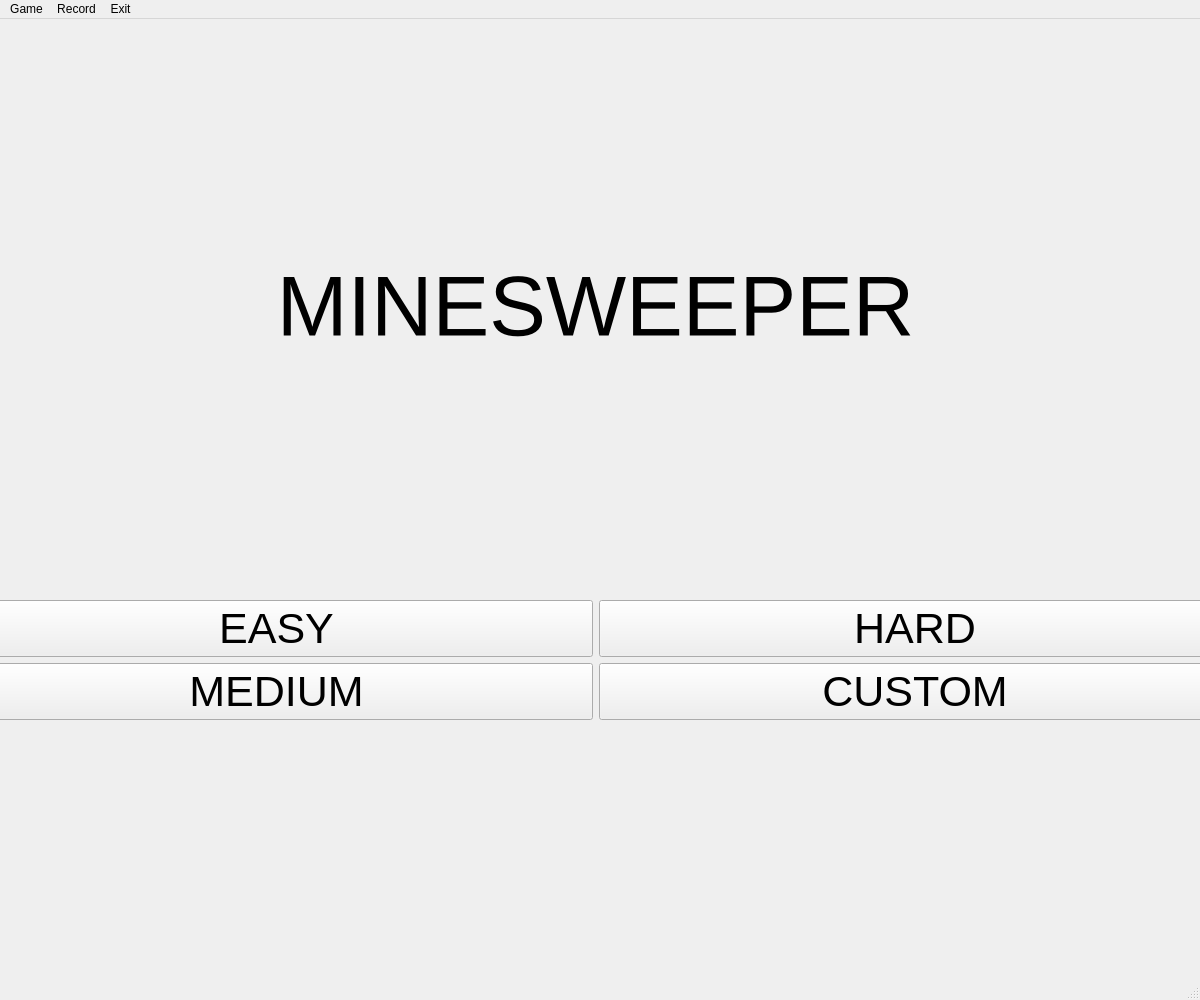
Goldfish9901-2/minesweeper-qt, file mainwindow.ui: the form before one commit.
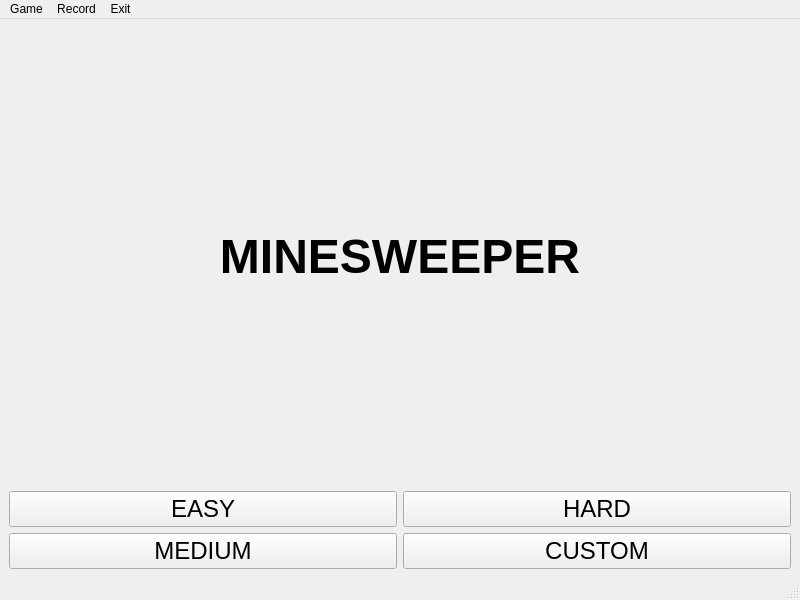
The form after the commit.

Commit message:
feat(ui): 实现窗口自适应屏幕大小和动态格子尺寸
- 添加QScreen和QGuiApplication头文件以支持屏幕信息获取
- 设置主窗口和游戏区域窗口自适应屏幕大小(80%屏幕宽高)
- 调整窗口初始尺寸和标题显示
-优化UI布局结构，使用更合理的垂直和水平布局
- 实现游戏格子根据父窗口大小动态调整尺寸功能
-限制格子尺寸在20-40像素范围内- 调整字体大小和界面元素间距以适配新布局
- 设置网格布局间距为1像素以提升视觉效果

Patch:
```diff
--- a/mainwindow.ui
+++ b/mainwindow.ui
@@ -6,12 +6,12 @@
    <rect>
     <x>0</x>
     <y>0</y>
-    <width>1200</width>
-    <height>1000</height>
+    <width>800</width>
+    <height>600</height>
    </rect>
   </property>
   <property name="windowTitle">
-   <string>MainWindow</string>
+   <string>MineSweeper</string>
   </property>
   <property name="tabShape">
    <enum>QTabWidget::TabShape::Rounded</enum>
@@ -20,15 +20,6 @@
    <property name="enabled">
     <bool>true</bool>
    </property>
-   <widget class="QWidget" name="verticalLayoutWidget">
-    <property name="geometry">
-     <rect>
-      <x>-40</x>
-      <y>0</y>
-      <width>1271</width>
-      <height>701</height>
-     </rect>
-    </property>
     <layout class="QVBoxLayout" name="verticalLayout">
      <item>
       <widget class="QLabel" name="title">
@@ -40,7 +31,8 @@
        </property>
        <property name="font">
         <font>
-         <pointsize>64</pointsize>
+        <pointsize>36</pointsize>
+        <bold>true</bold>
         </font>
        </property>
        <property name="layoutDirection">
@@ -55,14 +47,14 @@
       </widget>
      </item>
      <item>
-      <layout class="QHBoxLayout" name="actions">
+     <layout class="QHBoxLayout" name="actions" stretch="1,1">
        <item>
         <layout class="QVBoxLayout" name="verticalLayout_3">
          <item>
           <widget class="QPushButton" name="bEasy">
            <property name="font">
             <font>
-             <pointsize>32</pointsize>
+            <pointsize>18</pointsize>
             </font>
            </property>
            <property name="text">
@@ -74,7 +66,7 @@
           <widget class="QPushButton" name="bMedium">
            <property name="font">
             <font>
-             <pointsize>32</pointsize>
+            <pointsize>18</pointsize>
             </font>
            </property>
            <property name="text">
@@ -90,7 +82,7 @@
           <widget class="QPushButton" name="bHard">
            <property name="font">
             <font>
-             <pointsize>32</pointsize>
+            <pointsize>18</pointsize>
             </font>
            </property>
            <property name="text">
@@ -102,7 +94,7 @@
           <widget class="QPushButton" name="bCustom">
            <property name="font">
             <font>
-             <pointsize>32</pointsize>
+            <pointsize>18</pointsize>
             </font>
            </property>
            <property name="text">
@@ -116,13 +108,12 @@
      </item>
     </layout>
    </widget>
-  </widget>
   <widget class="QMenuBar" name="menubar">
    <property name="geometry">
     <rect>
      <x>0</x>
      <y>0</y>
-     <width>1200</width>
+     <width>800</width>
      <height>20</height>
     </rect>
    </property>
```
Lines whose indentation alone changed are shown as unchanged. The commit also changes 5 other files.
